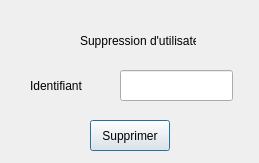
This is myProject/rmuser.ui in Radosetra/Projet-QT as Qt 5 draws it before an edit. The edited form follows.
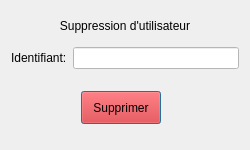
This is the edited form.

Patch:
```diff
--- a/myProject/rmuser.ui
+++ b/myProject/rmuser.ui
@@ -6,62 +6,135 @@
    <rect>
     <x>0</x>
     <y>0</y>
-    <width>259</width>
-    <height>163</height>
+    <width>250</width>
+    <height>150</height>
    </rect>
   </property>
+  <property name="minimumSize">
+   <size>
+    <width>250</width>
+    <height>150</height>
+   </size>
+  </property>
+  <property name="maximumSize">
+   <size>
+    <width>250</width>
+    <height>150</height>
+   </size>
+  </property>
   <property name="windowTitle">
    <string>Dialog</string>
   </property>
-  <widget class="QLabel" name="label">
-   <property name="geometry">
-    <rect>
-     <x>80</x>
-     <y>20</y>
-     <width>116</width>
-     <height>41</height>
-    </rect>
-   </property>
-   <property name="text">
-    <string>Suppression d'utilisateur</string>
-   </property>
-  </widget>
-  <widget class="QLabel" name="label_2">
-   <property name="geometry">
-    <rect>
-     <x>30</x>
-     <y>70</y>
-     <width>61</width>
-     <height>31</height>
-    </rect>
-   </property>
-   <property name="text">
-    <string>Identifiant</string>
-   </property>
-  </widget>
-  <widget class="QLineEdit" name="inp_ID">
-   <property name="geometry">
-    <rect>
-     <x>120</x>
-     <y>70</y>
-     <width>113</width>
-     <height>31</height>
-    </rect>
-   </property>
-  </widget>
-  <widget class="QPushButton" name="pushButton">
-   <property name="geometry">
-    <rect>
-     <x>90</x>
-     <y>120</y>
-     <width>80</width>
-     <height>31</height>
-    </rect>
-   </property>
-   <property name="text">
-    <string>Supprimer</string>
-   </property>
-  </widget>
+  <layout class="QGridLayout" name="gridLayout">
+   <item row="3" column="0">
+    <spacer name="horizontalSpacer">
+     <property name="orientation">
+      <enum>Qt::Horizontal</enum>
+     </property>
+     <property name="sizeHint" stdset="0">
+      <size>
+       <width>62</width>
+       <height>20</height>
+      </size>
+     </property>
+    </spacer>
+   </item>
+   <item row="3" column="1">
+    <widget class="QPushButton" name="pushButton">
+     <property name="styleSheet">
+      <string notr="true">QPushButton{
+	height: 25px;
+	font: 81 Italic 11pt &quot;Fira Sans Compressed ExtraBold&quot;;
+	color: black;
+	background-color: red;
+}
+
+QpushButton:pressed{
+	background-color: rgb(182, 7, 7);
+}</string>
+     </property>
+     <property name="text">
+      <string>Supprimer</string>
+     </property>
+    </widget>
+   </item>
+   <item row="3" column="2">
+    <spacer name="horizontalSpacer_2">
+     <property name="orientation">
+      <enum>Qt::Horizontal</enum>
+     </property>
+     <property name="sizeHint" stdset="0">
+      <size>
+       <width>72</width>
+       <height>20</height>
+      </size>
+     </property>
+    </spacer>
+   </item>
+   <item row="4" column="1">
+    <spacer name="verticalSpacer_4">
+     <property name="orientation">
+      <enum>Qt::Vertical</enum>
+     </property>
+     <property name="sizeHint" stdset="0">
+      <size>
+       <width>20</width>
+       <height>6</height>
+      </size>
+     </property>
+    </spacer>
+   </item>
+   <item row="2" column="1">
+    <spacer name="verticalSpacer_3">
+     <property name="orientation">
+      <enum>Qt::Vertical</enum>
+     </property>
+     <property name="sizeHint" stdset="0">
+      <size>
+       <width>20</width>
+       <height>6</height>
+      </size>
+     </property>
+    </spacer>
+   </item>
+   <item row="0" column="0" colspan="3">
+    <widget class="QLabel" name="label">
+     <property name="minimumSize">
+      <size>
+       <width>0</width>
+       <height>30</height>
+      </size>
+     </property>
+     <property name="text">
+      <string>Suppression d'utilisateur</string>
+     </property>
+     <property name="alignment">
+      <set>Qt::AlignCenter</set>
+     </property>
+    </widget>
+   </item>
+   <item row="1" column="0" colspan="3">
+    <layout class="QHBoxLayout" name="horizontalLayout">
+     <item>
+      <widget class="QLabel" name="label_2">
+       <property name="text">
+        <string>Identifiant:</string>
+       </property>
+      </widget>
+     </item>
+     <item>
+      <widget class="QLineEdit" name="inp_ID">
+       <property name="styleSheet">
+        <string notr="true">QLineEdit{
+	background-color: #fff;
+	color: #000;
+}</string>
+       </property>
+      </widget>
+     </item>
+    </layout>
+   </item>
+  </layout>
  </widget>
  <resources/>
  <connections/>
```
Left out of the diff: 2 changed lines with no effect on the pictures.
